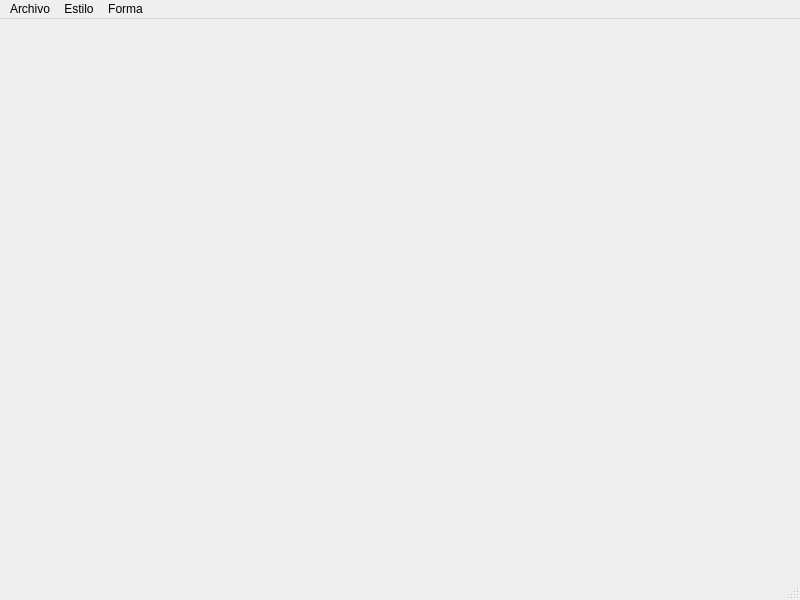
byronstz/Paint-QT, file principal.ui: the form before one commit.
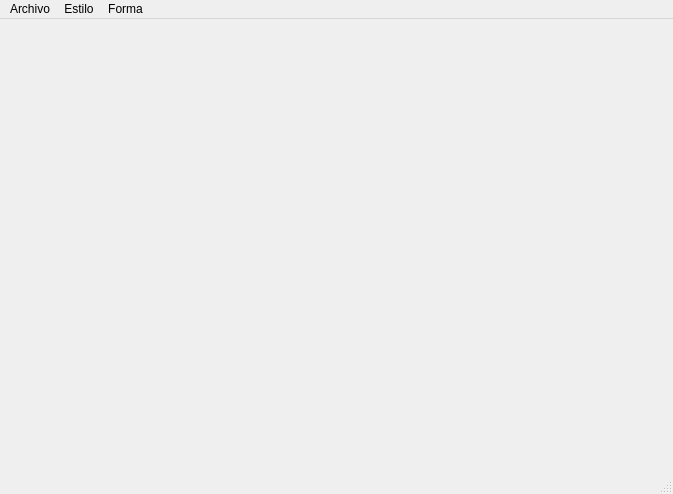
The form after the commit. Icons and pictures are not drawn.

Patch:
```diff
--- a/principal.ui
+++ b/principal.ui
@@ -6,8 +6,8 @@
    <rect>
     <x>0</x>
     <y>0</y>
-    <width>800</width>
-    <height>600</height>
+    <width>673</width>
+    <height>494</height>
    </rect>
   </property>
   <property name="cursor">
@@ -22,8 +22,8 @@
     <rect>
      <x>0</x>
      <y>0</y>
-     <width>800</width>
-     <height>22</height>
+     <width>673</width>
+     <height>25</height>
     </rect>
    </property>
    <widget class="QMenu" name="menuArchivo">
```
Left out of the diff: 44 changed lines with no effect on the pictures.
